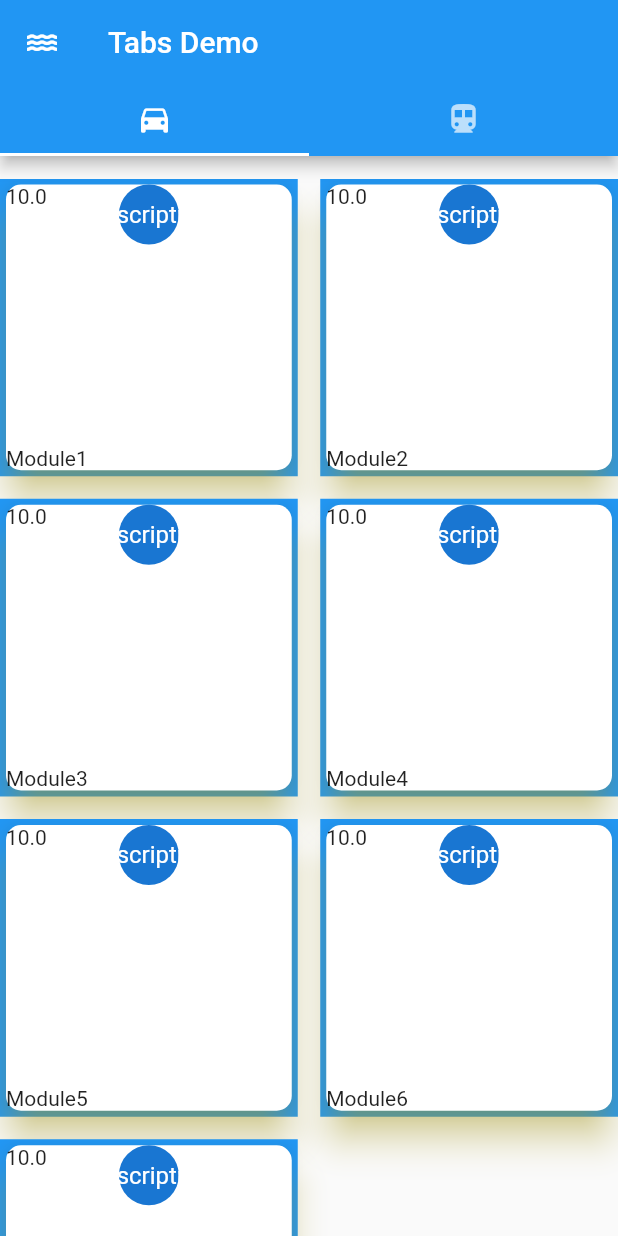
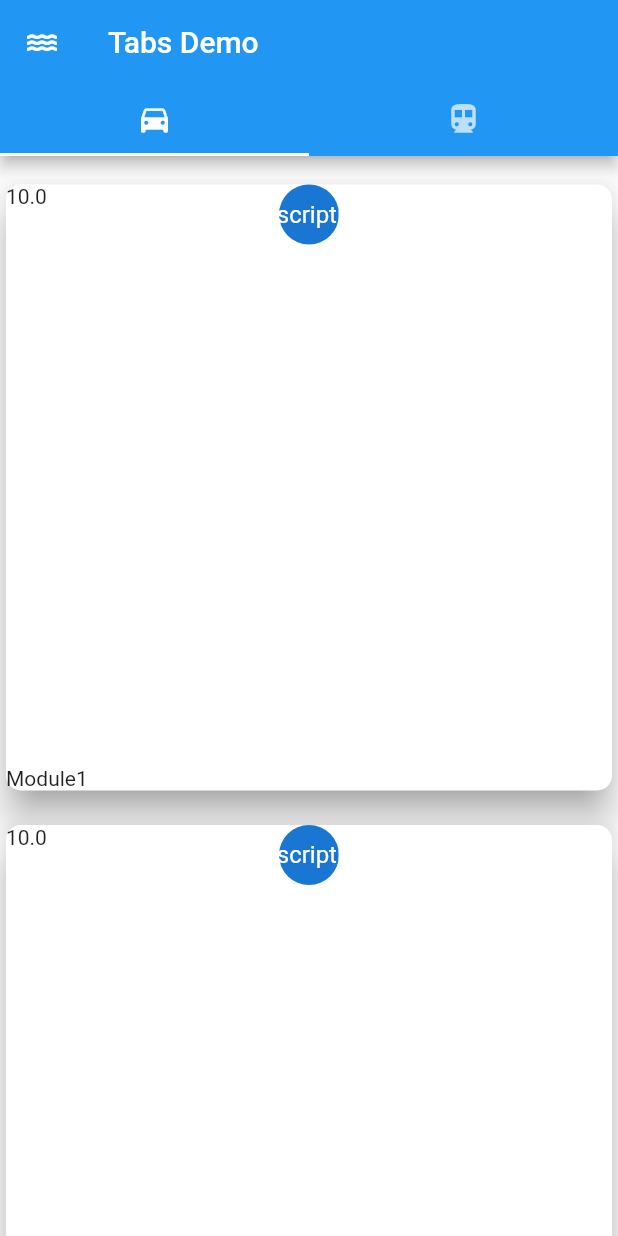
Before and after one commit to AbdullahPS/WaterApp, a Flutter app: the screen it shows after launch, after a tap on "Login", on a phone screen of 412 x 824 dp. Run offline on Flutter 3.47's test engine with Material 2 defaults, Android fonts, the phone set to English and light mode, and no system bars.

Commit message:
Watermodule: Make cards grid 1 card and remove ugly backgorund colour

```diff
--- a/lib/screens/watermodule.dart
+++ b/lib/screens/watermodule.dart
@@ -36,7 +36,7 @@ class _State extends State<Watermodule> {
                           child: GridView.builder(
                               gridDelegate:
                                   SliverGridDelegateWithFixedCrossAxisCount(
-                                crossAxisCount: 2,
+                                crossAxisCount: 1,
                                 crossAxisSpacing: 15.0,
                                 mainAxisSpacing: 15.0,
                               ),
--- a/lib/widgets/card.dart
+++ b/lib/widgets/card.dart
@@ -9,9 +9,8 @@ class WaterCard extends StatelessWidget {
   Widget build(BuildContext context) {
     return Container(
       height: 200,
-      color: Colors.blue,
       child: Card(
-        shadowColor: Colors.yellow,
+        shadowColor: Colors.grey,
         elevation: 10,
         shape: RoundedRectangleBorder(
           borderRadius: BorderRadius.circular(10.0),
```
